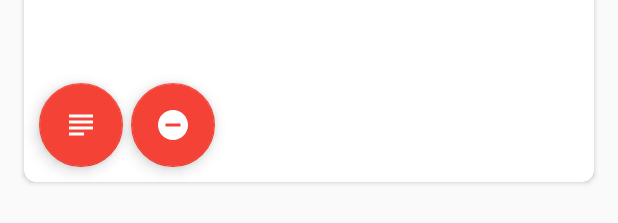
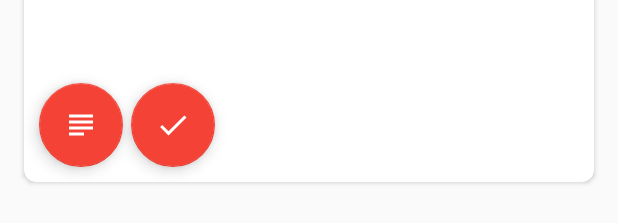
Before and after one commit to polyc/GameLibrary, an Android app: the layout library_element.xml on its own in the app's theme, with its tools: preview values and no code run, on a phone screen of 412 x 824 dp. Shown: the part 157-380 px from the top of the screen. Run offline under Robolectric (Android 15) with nearby library versions, the phone set to English and light mode, and no system bars; network calls fail.

Commit message:
change FAB button icons

```diff
--- a/app/src/main/res/drawable/ic_baseline_remove_circle_24.xml
+++ /dev/null
@@ -1,10 +0,0 @@
-<vector xmlns:android="http://schemas.android.com/apk/res/android"
-    android:width="24dp"
-    android:height="24dp"
-    android:viewportWidth="24"
-    android:viewportHeight="24"
-    android:tint="#FFFFFF">
-  <path
-      android:fillColor="@android:color/white"
-      android:pathData="M12,2C6.48,2 2,6.48 2,12s4.48,10 10,10 10,-4.48 10,-10S17.52,2 12,2zM17,13L7,13v-2h10v2z"/>
-</vector>
--- a/app/src/main/res/layout/library_element.xml
+++ b/app/src/main/res/layout/library_element.xml
@@ -79,7 +79,7 @@
                     android:layout_alignBottom="@id/background_image"
                     android:layout_marginBottom="10sp"
                     android:layout_marginStart="5dp"
-                    android:src="@drawable/ic_baseline_remove_circle_24" />
+                    android:src="@drawable/ic_baseline_remove_24" />
 
             </RelativeLayout>
 
```
Also changed, not shown: app/src/main/res/drawable/ic_baseline_remove_24.xml (renamed from app/src/main/res/drawable/ic_baseline_check_24.xml).
